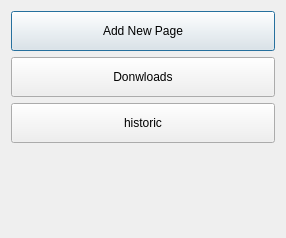
Old version of the form Pages/dialog_ops.ui in the repository Jhonattan-rocha/Navegador.
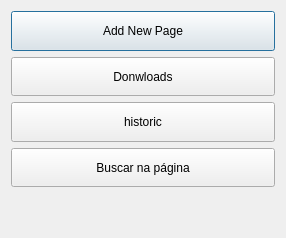
New version of the form.

```diff
--- a/Pages/dialog_ops.ui
+++ b/Pages/dialog_ops.ui
@@ -73,6 +73,25 @@
        </property>
       </widget>
      </item>
+     <item>
+      <widget class="QPushButton" name="findpage">
+       <property name="sizePolicy">
+        <sizepolicy hsizetype="Expanding" vsizetype="Expanding">
+         <horstretch>0</horstretch>
+         <verstretch>0</verstretch>
+        </sizepolicy>
+       </property>
+       <property name="maximumSize">
+        <size>
+         <width>16777215</width>
+         <height>40</height>
+        </size>
+       </property>
+       <property name="text">
+        <string>Buscar na página</string>
+       </property>
+      </widget>
+     </item>
      <item>
       <spacer name="verticalSpacer">
        <property name="orientation">
```
